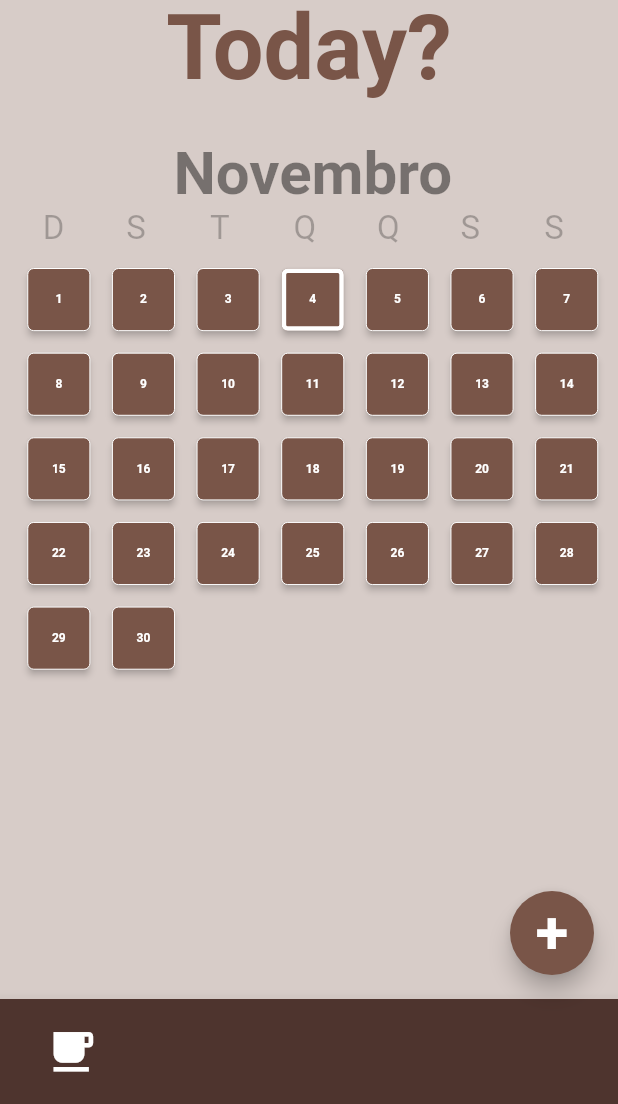
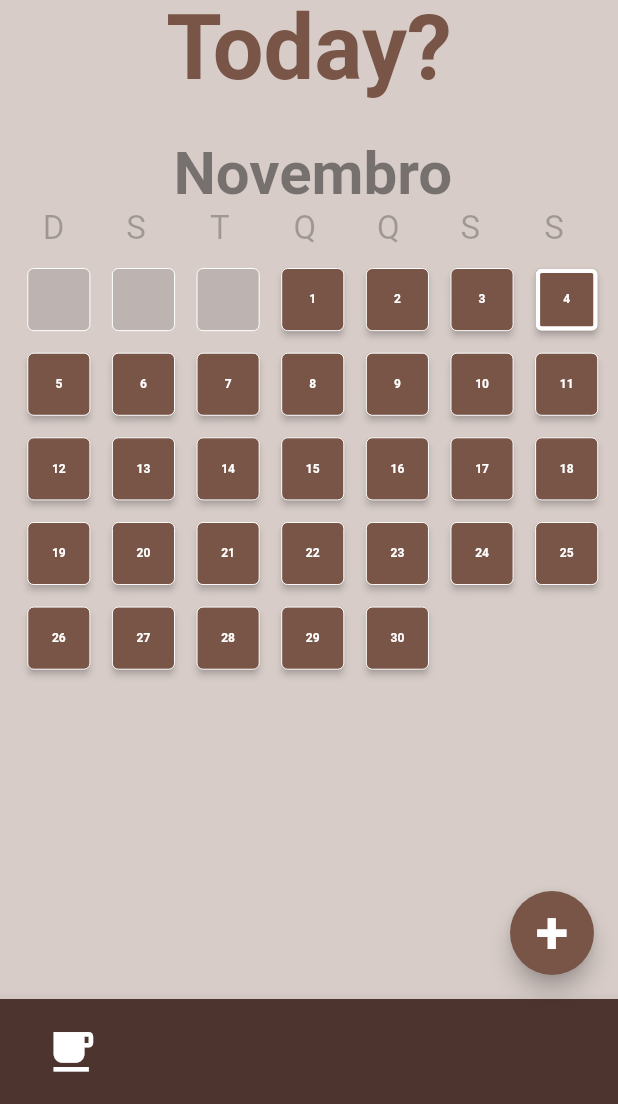
Before and after one commit to LucasS20/What-to-do-today, a Flutter app: the HomePage screen opened directly, on a phone screen of 412 x 824 dp, the part 132-1236 px from its top. Run offline on Flutter 3.47's test engine with Material 2 defaults, Android fonts, the phone set to English and light mode, and no system bars; drawn by our look-alikes of carousel_slider; our stand-ins replace shared_preferences, sqflite; accounts and stored records are empty.

Commit message:
fix: #precisa refatorar isso
foi alterado a posição que começa o mes no calendario

```diff
--- a/Codigo/wtdt/lib/components/calendaries/HabbitDayButton.dart
+++ b/Codigo/wtdt/lib/components/calendaries/HabbitDayButton.dart
@@ -9,11 +9,10 @@ import 'package:wtdt/utils/Month.dart';
 // ignore: use_key_in_widget_constructors
 class HabbitDayButton extends StatefulWidget {
 
-  const HabbitDayButton({super.key, required this.day ,required this.month});
+  HabbitDayButton({super.key, required this.day ,required this.month});
 
   final int day;
   final Month month;
-
 
 
   @override
@@ -27,13 +26,14 @@ class _HabbitDayButtonState extends State<HabbitDayButton> {
 
   final int day;
   final Month month;
+
   final DateTime today = DateTime.now();
 
 
   @override
   Widget build(BuildContext context) {
-
-    final String label = "$day";
+    final bool disable = day < 1;
+    String label = "";
     double strokeBorder = 0;
     int intensityColor =  (Random().nextInt(8) + 1) * 100;
     // 800 600 400 200
@@ -41,18 +41,22 @@ class _HabbitDayButtonState extends State<HabbitDayButton> {
       strokeBorder = 3.0;
     }
 
+    if(!disable){
+      label = "$day";
+    }
 
 
     return SizedBox(
       width: 50,
       height: 50,
-      child: ElevatedButton(onPressed: () {
+      child: ElevatedButton(onPressed: disable ? null : () {
         Navigator.push(context, MaterialPageRoute(
             builder: (context) {
               return DayDetails(day: day, month: month);
             }
         ));
       },
+
         style: ElevatedButton.styleFrom(
           backgroundColor: Colors.brown[intensityColor],
           side: BorderSide(color: Colors.white, width: strokeBorder),
--- a/Codigo/wtdt/lib/components/calendaries/SummaryHabbitDay.dart
+++ b/Codigo/wtdt/lib/components/calendaries/SummaryHabbitDay.dart
@@ -24,6 +24,12 @@ class _SummaryHabbitDayState extends State<SummaryHabbitDay>{
   final int number_of_columns = 7;
   @override
   Widget build(BuildContext context){
+
+    final int startWeekDay = DateTime(DateTime.now().year, month.numberOfMonth, 1).weekday;
+    int dayRegulador = startWeekDay;
+    if(startWeekDay == 7){
+      dayRegulador = 0;
+    }
     return SizedBox(
       height: 400,
       width: 380,
@@ -31,9 +37,9 @@ class _SummaryHabbitDayState extends State<SummaryHabbitDay>{
         crossAxisSpacing: 15,
         mainAxisSpacing: 15,
         crossAxisCount: number_of_columns,
-        children: List.generate(month.days, (index) {
+        children: List.generate(month.days + dayRegulador, (index) {
           return Center(
-            child: HabbitDayButton(month: month, day: index + 1),
+            child: HabbitDayButton(month: month, day: index + 1 - dayRegulador),
           );
         }),
         )
```
